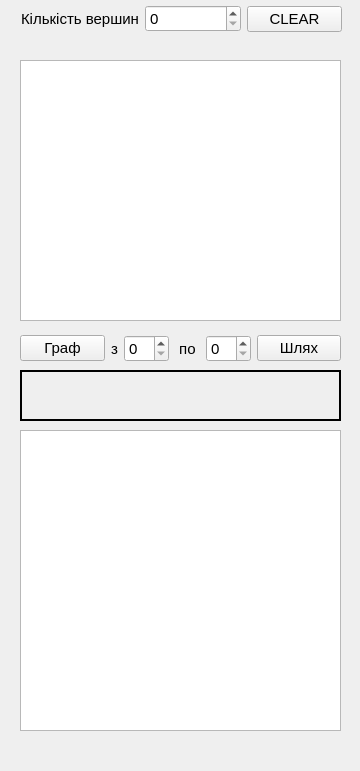
Gnomepman/Shortest-path-in-graph, file mainwindow.ui: the form before one commit.
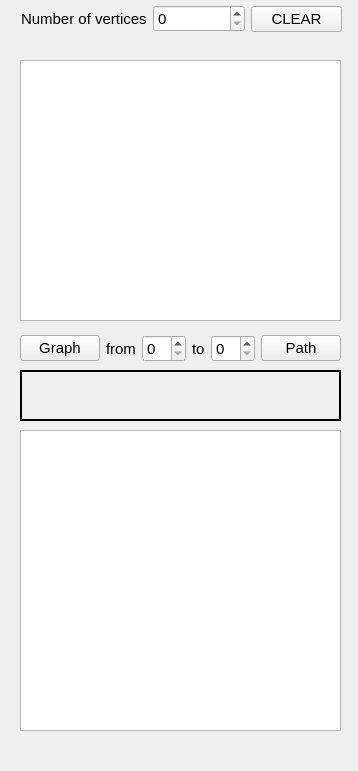
The form after the commit.

Patch:
```diff
--- a/mainwindow.ui
+++ b/mainwindow.ui
@@ -6,7 +6,7 @@
    <rect>
     <x>0</x>
     <y>0</y>
-    <width>360</width>
+    <width>358</width>
     <height>771</height>
    </rect>
   </property>
@@ -58,7 +58,7 @@
         </font>
        </property>
        <property name="text">
-        <string>Кількість вершин</string>
+        <string>Number of vertices</string>
        </property>
       </widget>
      </item>
@@ -100,13 +100,39 @@
      </rect>
     </property>
     <layout class="QGridLayout" name="gridLayout">
-     <item row="0" column="1">
+     <item row="0" column="2">
+      <widget class="QPushButton" name="pushButton_2">
+       <property name="font">
+        <font>
+         <family>Nirmala UI</family>
+         <pointsize>11</pointsize>
+        </font>
+       </property>
+       <property name="text">
+        <string>Graph</string>
+       </property>
+      </widget>
+     </item>
+     <item row="0" column="5">
+      <widget class="QPushButton" name="pushButton_5">
+       <property name="font">
+        <font>
+         <family>Nirmala UI</family>
+         <pointsize>11</pointsize>
+        </font>
+       </property>
+       <property name="text">
+        <string>Path</string>
+       </property>
+      </widget>
+     </item>
+     <item row="0" column="3">
       <layout class="QHBoxLayout" name="horizontalLayout_2">
        <item>
         <widget class="QLabel" name="label_2">
          <property name="maximumSize">
           <size>
-           <width>10</width>
+           <width>50</width>
            <height>16777215</height>
           </size>
          </property>
@@ -117,7 +143,7 @@
           </font>
          </property>
          <property name="text">
-          <string>з</string>
+          <string>from</string>
          </property>
         </widget>
        </item>
@@ -146,7 +172,7 @@
           </font>
          </property>
          <property name="text">
-          <string> по </string>
+          <string>to</string>
          </property>
         </widget>
        </item>
@@ -162,32 +188,6 @@
        </item>
       </layout>
      </item>
-     <item row="0" column="0">
-      <widget class="QPushButton" name="pushButton_2">
-       <property name="font">
-        <font>
-         <family>Nirmala UI</family>
-         <pointsize>11</pointsize>
-        </font>
-       </property>
-       <property name="text">
-        <string>Граф</string>
-       </property>
-      </widget>
-     </item>
-     <item row="0" column="2">
-      <widget class="QPushButton" name="pushButton_5">
-       <property name="font">
-        <font>
-         <family>Nirmala UI</family>
-         <pointsize>11</pointsize>
-        </font>
-       </property>
-       <property name="text">
-        <string>Шлях</string>
-       </property>
-      </widget>
-     </item>
     </layout>
    </widget>
    <widget class="QLabel" name="labelResult">
```
Left out of the diff: 2 changed lines with no effect on the pictures.
